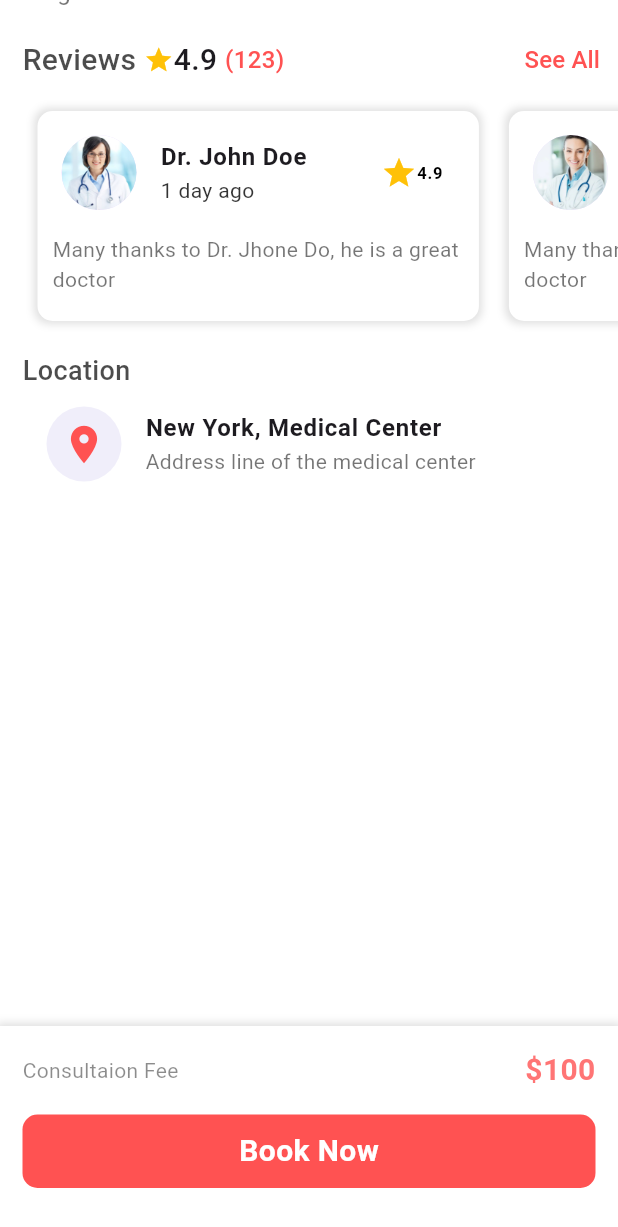
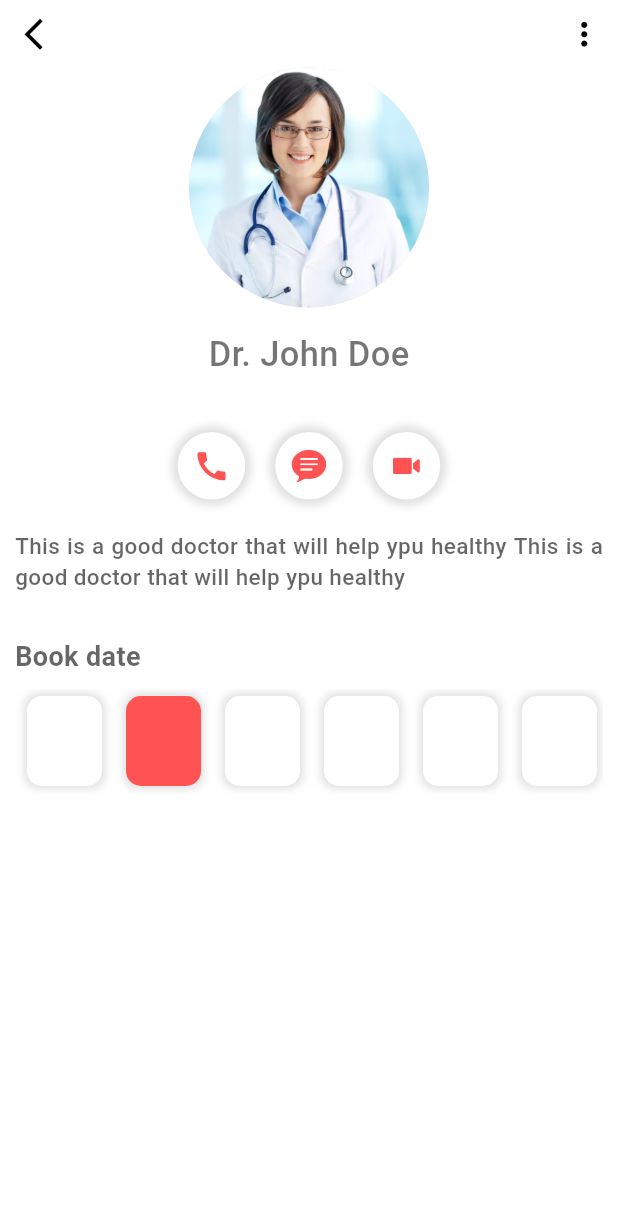
Before and after one commit to aldoprogrammer/mobile-app-booking-doctor-appoinment, a Flutter app: the DoctorScreen screen opened directly, scrolled down 397 dp, after a tap on "Book Now", on a phone screen of 412 x 824 dp. Shown: the top 1227 px of the screen. Run offline on Flutter 3.47's test engine with Material 3 defaults, Android fonts, the phone set to English and light mode, and no system bars; our stand-ins replace material_design_icons_flutter; missing offline and left inert: dart:ffi.

Commit message:
doctor lists

```diff
--- /dev/null
+++ b/lib/appointment_screen.dart
@@ -0,0 +1,221 @@
+import 'package:flutter/cupertino.dart';
+import 'package:flutter/material.dart';
+
+class AppointmentScreen extends StatelessWidget {
+  const AppointmentScreen({super.key});
+
+  @override
+  Widget build(BuildContext context) {
+    return SafeArea(
+      child: Scaffold(
+        backgroundColor: Colors.white,
+        body: SingleChildScrollView(
+          child: Column(
+            children: [
+              SizedBox(
+                height: 10,
+              ),
+              Padding(
+                padding: EdgeInsets.symmetric(horizontal: 10),
+                child: Row(
+                  mainAxisAlignment: MainAxisAlignment.spaceBetween,
+                  children: [
+                    InkWell(
+                      onTap: () {
+                        Navigator.pop(context);
+                      },
+                      child: Icon(
+                        Icons.arrow_back_ios_new,
+                        color: Colors.black,
+                        size: 25,
+                      ),
+                    ),
+                    InkWell(
+                      onTap: () {
+                        Navigator.pop(context);
+                      },
+                      child: Icon(
+                        Icons.more_vert,
+                        color: Colors.black,
+                        size: 25,
+                      ),
+                    ),
+                  ],
+                ),
+              ),
+              Padding(
+                padding: EdgeInsets.symmetric(vertical: 10),
+                child: Column(
+                  mainAxisAlignment: MainAxisAlignment.spaceEvenly,
+                  children: [
+                    CircleAvatar(
+                      radius: 80,
+                      backgroundImage: AssetImage(
+                        "images/doctor1.jpg",
+                      ),
+                    ),
+                    SizedBox(
+                      height: 15,
+                    ),
+                    Text(
+                      "Dr. John Doe",
+                      style: TextStyle(
+                        fontSize: 23,
+                        fontWeight: FontWeight.w500,
+                        color: Colors.black54,
+                      ),
+                    ),
+                    Text(
+                      "Surgeon",
+                      style: TextStyle(
+                        fontWeight: FontWeight.w500,
+                        color: Colors.white,
+                      ),
+                    ),
+                    SizedBox(
+                      height: 15,
+                    ),
+                    Row(
+                      mainAxisAlignment: MainAxisAlignment.center,
+                      children: [
+                        Container(
+                          padding: EdgeInsets.all(10),
+                          decoration: BoxDecoration(
+                              color: Colors.white,
+                              shape: BoxShape.circle,
+                              boxShadow: [
+                                BoxShadow(
+                                  color: Colors.black12,
+                                  blurRadius: 4,
+                                  spreadRadius: 4,
+                                )
+                              ]),
+                          child: Icon(
+                            Icons.call,
+                            color: Colors.redAccent,
+                            size: 25,
+                          ),
+                        ),
+                        SizedBox(
+                          width: 20,
+                        ),
+                        Container(
+                          padding: EdgeInsets.all(10),
+                          decoration: BoxDecoration(
+                              color: Colors.white,
+                              shape: BoxShape.circle,
+                              boxShadow: [
+                                BoxShadow(
+                                  color: Colors.black12,
+                                  blurRadius: 4,
+                                  spreadRadius: 4,
+                                )
+                              ]),
+                          child: Icon(
+                            CupertinoIcons.chat_bubble_text_fill,
+                            color: Colors.redAccent,
+                            size: 25,
+                          ),
+                        ),
+                        SizedBox(
+                          width: 20,
+                        ),
+                        Container(
+                          padding: EdgeInsets.all(10),
+                          decoration: BoxDecoration(
+                              color: Colors.white,
+                              shape: BoxShape.circle,
+                              boxShadow: [
+                                BoxShadow(
+                                  color: Colors.black12,
+                                  blurRadius: 4,
+                                  spreadRadius: 4,
+                                )
+                              ]),
+                          child: Icon(
+                            CupertinoIcons.videocam_fill,
+                            color: Colors.redAccent,
+                            size: 25,
+                          ),
+                        )
+                      ],
+                    ),
+                  ],
+                ),
+              ),
+              SizedBox(
+                height: 10,
+              ),
+              Padding(
+                padding: EdgeInsets.symmetric(horizontal: 10),
+                child: Column(
+                  crossAxisAlignment: CrossAxisAlignment.start,
+                  children: [
+                    Text(
+                      "This is a good doctor that will help ypu healthy This is a good doctor that will help ypu healthy",
+                      style: TextStyle(
+                        fontSize: 15,
+                        fontWeight: FontWeight.w500,
+                        color: Colors.black.withOpacity(0.6),
+                      ),
+                      textAlign: TextAlign.justify,
+                    ),
+                    SizedBox(
+                      height: 30,
+                    ),
+                    Text(
+                      "Book date",
+                      style: TextStyle(
+                        fontSize: 18,
+                        color: Colors.black.withOpacity(0.6),
+                        fontWeight: FontWeight.w600,
+                      ),
+                    ),
+                    SizedBox(
+                      height: 8,
+                    ),
+                    Container(
+                      height: 70,
+                      child: ListView.builder(
+                          shrinkWrap: true,
+                          scrollDirection: Axis.horizontal,
+                          itemCount: 6,
+                          itemBuilder: (context, index) {
+                            return InkWell(
+                              onTap: () {},
+                              child: Container(
+                                margin: EdgeInsets.symmetric(
+                                  horizontal: 8,
+                                  vertical: 5,
+                                ),
+                                padding: EdgeInsets.symmetric(
+                                  vertical: 8,
+                                  horizontal: 25,
+                                ),
+                                decoration: BoxDecoration(
+                                  color: index == 1
+                                      ? Colors.redAccent
+                                      : Colors.white,
+                                  borderRadius: BorderRadius.circular(10),
+                                  boxShadow: [
+                                    BoxShadow(
+                                      color: Colors.black12,
+                                      blurRadius: 4,
+                                      spreadRadius: 2,
+                                    ),
+                                  ],
+                                ),
+                              ),
+                            );
+                          }),
+                    )
+                  ],
+                ),
+              )
+            ],
+          ),
+        ),
+      ),
+    );
+  }
+}
--- a/lib/doctor_screen.dart
+++ b/lib/doctor_screen.dart
@@ -1,5 +1,6 @@
 import 'dart:ffi';
 
+import 'package:doctor_booking_appointment/appointment_screen.dart';
 import 'package:flutter/cupertino.dart';
 import 'package:flutter/material.dart';
 
@@ -393,15 +394,14 @@ class DoctorScreen extends StatelessWidget {
               ),
               InkWell(
                 onTap: () {
-                  // Navigator.push(
-                  //   context,
-                  //   MaterialPageRoute(
-                  //     builder: (context) => BookingScreen(),
-                  //   ),
-                  // );
+                  Navigator.push(
+                    context,
+                    MaterialPageRoute(
+                      builder: (context) => const AppointmentScreen(),
+                    ),
+                  );
                 },
                 child: Container(
-                  // height: 50,
                   width: MediaQuery.of(context).size.width,
                   padding: EdgeInsets.symmetric(vertical: 10),
                   decoration: BoxDecoration(
@@ -419,7 +419,7 @@ class DoctorScreen extends StatelessWidget {
                     ),
                   ),
                 ),
-              )
+              ),
             ],
           ),
         ),
```
